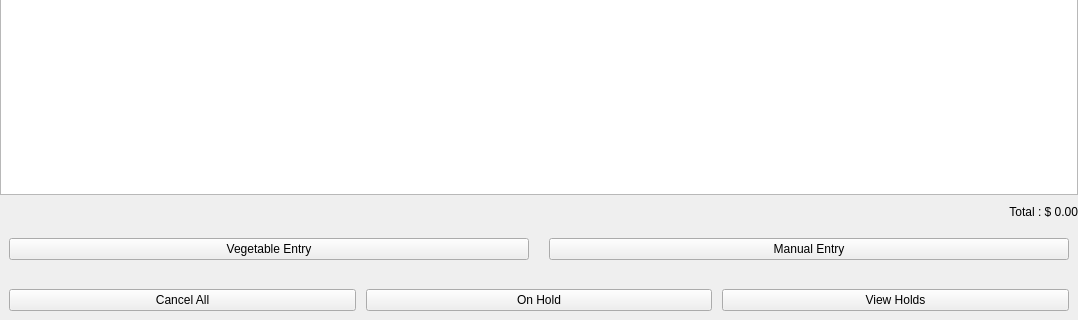
The window that Project/ui/sales_frame.ui (Selvam-T/POS) describes before a commit, drawn with Qt 5; both pictures show x 0 to 1078 and y 425 to 745 of the 1078 by 745 pixel window.
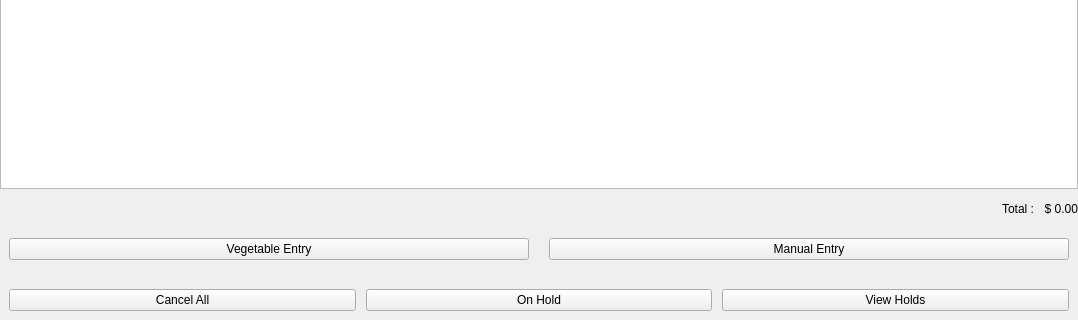
The same window after the commit.

Commit message: 1. product_menu.ui modified with tabs for ADD, REMOVE, UPDATE, but not fully functional 2. totalContainer: placed QSpacerItem before Total value display, to expand and shrink with digits

Diff of the .ui file:
```diff
--- a/Project/ui/sales_frame.ui
+++ b/Project/ui/sales_frame.ui
@@ -91,19 +91,39 @@
       <property name="bottomMargin">
        <number>0</number>
       </property>
+    <item>
+     <spacer name="totalSpacer">
+      <property name="orientation">
+       <enum>Qt::Horizontal</enum>
+      </property>
+      <property name="sizeHint" stdset="0">
+       <size>
+        <width>40</width>
+        <height>20</height>
+       </size>
+      </property>
+     </spacer>
+    </item>
+    <item>
+     <widget class="QLabel" name="totalTitle">
+      <property name="text">
+       <string>Total :</string>
+      </property>
+      <property name="alignment">
+       <set>Qt::AlignRight|Qt::AlignVCenter</set>
+      </property>
+      <property name="margin">
+       <number>10</number>
+      </property>
+     </widget>
+    </item>
       <item>
        <widget class="QLabel" name="totalValue">
-        <property name="sizePolicy">
-         <sizepolicy hsizetype="Expanding" vsizetype="Preferred">
-          <horstretch>0</horstretch>
-          <verstretch>0</verstretch>
-         </sizepolicy>
-        </property>
         <property name="layoutDirection">
          <enum>Qt::RightToLeft</enum>
         </property>
         <property name="text">
-         <string>Total : $ 0.00</string>
+       <string>$ 0.00</string>
         </property>
         <property name="alignment">
          <set>Qt::AlignRight|Qt::AlignTrailing|Qt::AlignVCenter</set>
```
Lines whose indentation alone changed are shown as unchanged. The commit also changes 18 other files.
